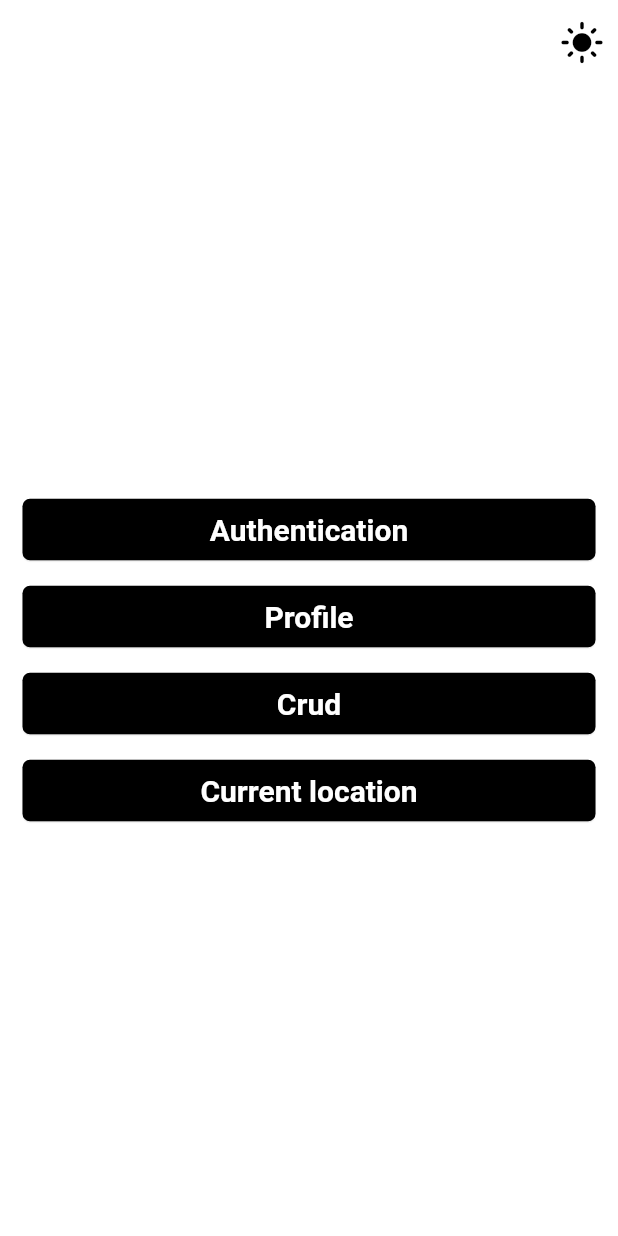
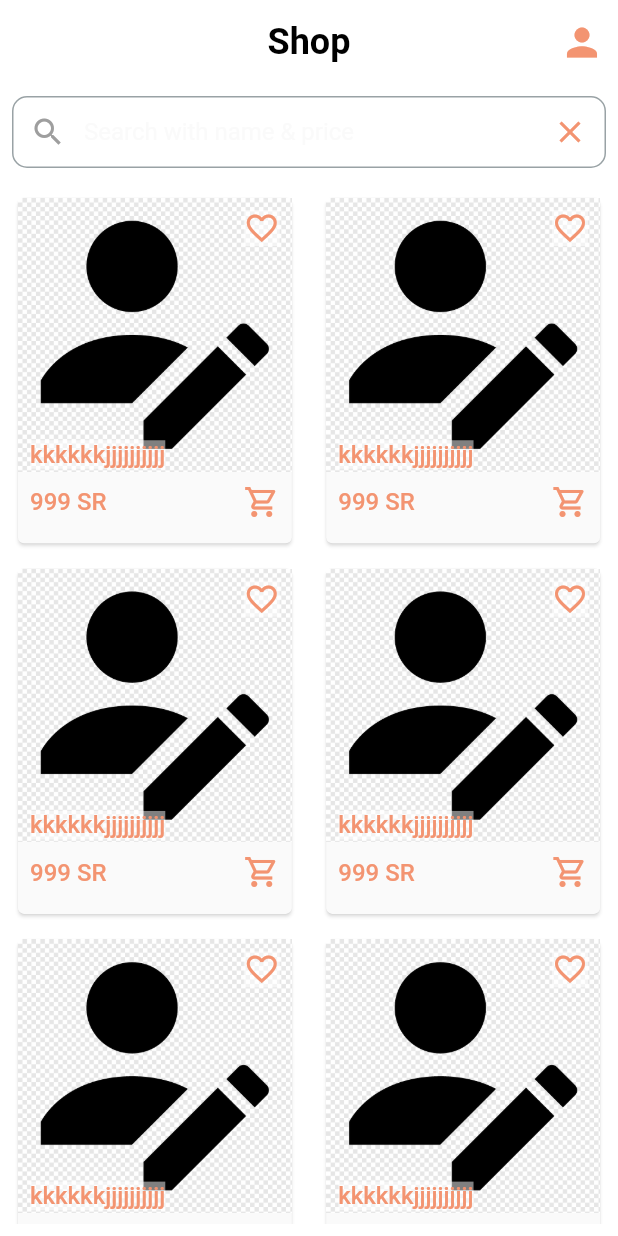
Before and after one commit to SirinK2/auth_crud_map_template, a Flutter app: the screen it shows after launch, on a phone screen of 412 x 824 dp. Run offline on Flutter 3.47's test engine with Material 2 defaults, Android fonts, the phone set to English and light mode, and no system bars; our stand-ins replace firebase_auth, firebase_core, get, get_storage, google_fonts, google_sign_in and 1 more; accounts and stored records are empty; Roboto replaces fonts that are missing (Ubuntu).

Commit message:
feat: add the crud front end

```diff
--- a/lib/features/shop/logic/controller/product_controller.dart
+++ b/lib/features/shop/logic/controller/product_controller.dart
@@ -1,5 +1,6 @@
+import 'package:flutter/material.dart';
 import 'package:get/get.dart';
 
 class ProductController extends GetxController{
-
+  TextEditingController searchTextController = TextEditingController();
 }
--- /dev/null
+++ b/lib/features/shop/view/screen/shop_screen.dart
@@ -0,0 +1,29 @@
+import 'package:flutter/material.dart';
+
+import '../widget/card_item_widget.dart';
+import '../widget/search_widget.dart';
+
+class ShopScreen extends StatelessWidget {
+  ShopScreen({Key? key}) : super(key: key);
+
+  @override
+  Widget build(BuildContext context) {
+    return Scaffold(
+      appBar: AppBar(
+        title: Text(
+          "Shop",
+          style: Theme.of(context).textTheme.headlineLarge,
+        ),
+        actions: [
+          IconButton(onPressed: () {}, icon: Icon(Icons.person)),
+        ],
+      ),
+      body: Column(
+        children: [
+          SearchWidget(),
+          CardItemWidget(),
+        ],
+      ),
+    );
+  }
+}
--- /dev/null
+++ b/lib/features/shop/view/widget/card_item_widget.dart
@@ -0,0 +1,68 @@
+import 'package:auth_crud_map_template/core/constants/app_image.dart';
+import 'package:flutter/material.dart';
+
+class CardItemWidget extends StatelessWidget {
+  const CardItemWidget({Key? key}) : super(key: key);
+
+  @override
+  Widget build(BuildContext context) {
+    return Expanded(
+      child: Padding(
+        padding: const EdgeInsets.all(8.0),
+        child: GridView.builder(
+          itemCount: 6,
+          gridDelegate: SliverGridDelegateWithMaxCrossAxisExtent(
+              childAspectRatio: .8,
+              mainAxisSpacing: 9.0,
+              crossAxisSpacing: 15.0,
+              maxCrossAxisExtent: 214),
+          itemBuilder: (context, index) {
+            return Card(
+              child: Column(
+                children: [
+                  Stack(
+                    children: [
+                      Image.asset(AppImages.editImage),
+                      Padding(
+                        padding: const EdgeInsets.only(right: 8, top: 8),
+                        child: Align(
+                          alignment: Alignment.topRight,
+                          child: Container(
+                            color:
+                                Theme.of(context).primaryColor.withOpacity(0.5),
+                            child: Icon(Icons.favorite_outline),
+                          ),
+                        ),
+                      ),
+                      Positioned(
+                        bottom: 2,
+                        child: Padding(
+                          padding: const EdgeInsets.only(left: 8),
+                          child: Container(
+                            color:
+                                Theme.of(context).primaryColor.withOpacity(0.5),
+                            child: Text("kkkkkkjjjjjjjjjj"),
+                          ),
+                        ),
+                      ),
+                    ],
+                  ),
+                  Padding(
+                    padding: const EdgeInsets.all(8.0),
+                    child: Row(
+                      children: [
+                        Text("999 SR"),
+                        Spacer(),
+                        Icon(Icons.shopping_cart_outlined),
+                      ],
+                    ),
+                  )
+                ],
+              ),
+            );
+          },
+        ),
+      ),
+    );
+  }
+}
--- /dev/null
+++ b/lib/features/shop/view/widget/search_widget.dart
@@ -0,0 +1,27 @@
+import 'package:flutter/material.dart';
+import 'package:get/get.dart';
+
+import '../../logic/controller/product_controller.dart';
+
+class SearchWidget extends StatelessWidget {
+  SearchWidget({Key? key}) : super(key: key);
+  final productController = Get.put(ProductController());
+  @override
+  Widget build(BuildContext context) {
+    return Padding(
+      padding: const EdgeInsets.all(8.0),
+      child: TextField(
+        controller: productController.searchTextController,
+        onChanged: (searchName) {},
+        decoration: InputDecoration(
+          prefixIcon: const Icon(
+            Icons.search,
+            color: Colors.grey,
+          ),
+          suffixIcon: const Icon(Icons.clear),
+          hintText: "Search with name & price",
+        ),
+      ),
+    );
+  }
+}
--- /dev/null
+++ b/lib/features/shop/view/widget/shop_card_widget.dart
@@ -0,0 +1,12 @@
+import 'package:flutter/material.dart';
+
+class ShopCardWidget extends StatelessWidget {
+  const ShopCardWidget({Key? key}) : super(key: key);
+
+  @override
+  Widget build(BuildContext context) {
+    return Container(
+
+    );
+  }
+}
--- a/lib/main.dart
+++ b/lib/main.dart
@@ -7,6 +7,7 @@ import 'package:flutter/material.dart';
 import 'package:get/get.dart';
 import 'package:get_storage/get_storage.dart';
 import 'core/localization/translations/translations_map.dart';
+import 'features/shop/view/screen/shop_screen.dart';
 import 'firebase_options.dart';
 
 void main() async {
@@ -30,7 +31,8 @@ class MyApp extends StatelessWidget {
       themeMode: ThemeController().themeDataGet,
       theme: ThemeApp.lightTheme,
       darkTheme: ThemeApp.darkTheme,
-      initialRoute: Routes.homeScreen,
+      home: ShopScreen(),
+      // initialRoute: Routes.homeScreen,
       getPages: AppRoutes.routes,
     );
   }
```
Also changed, not shown: pubspec.lock.
